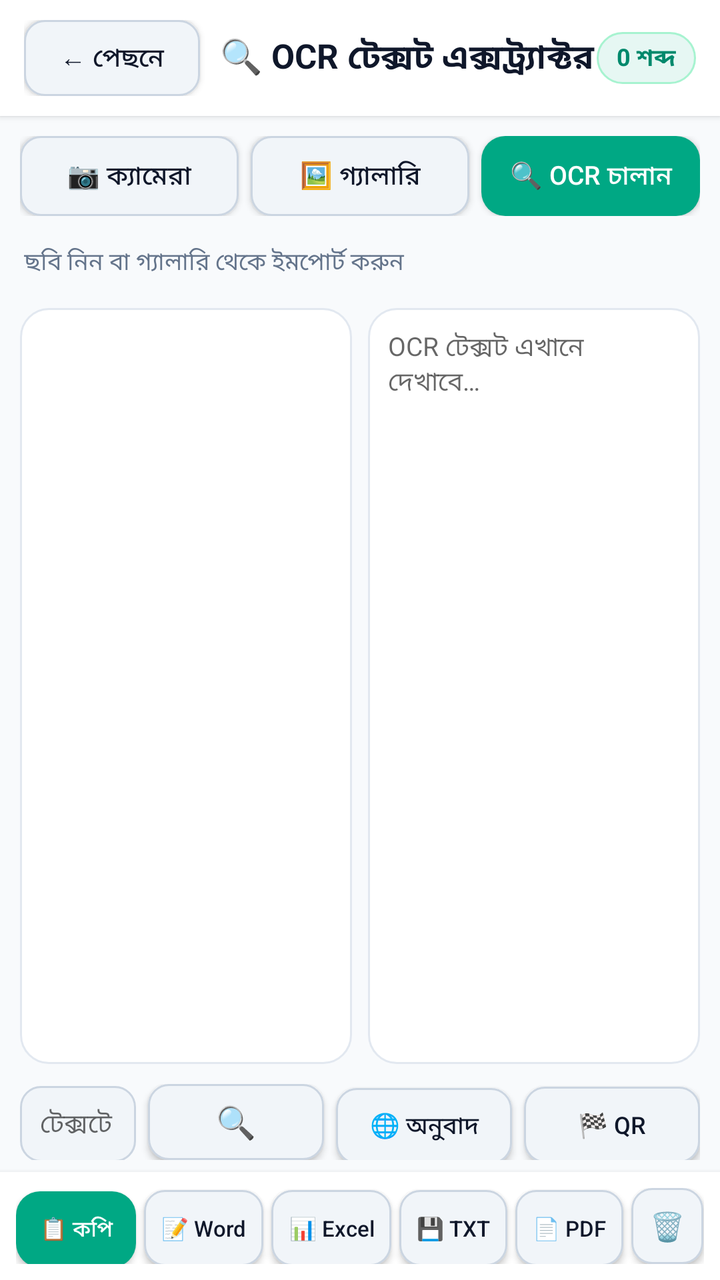
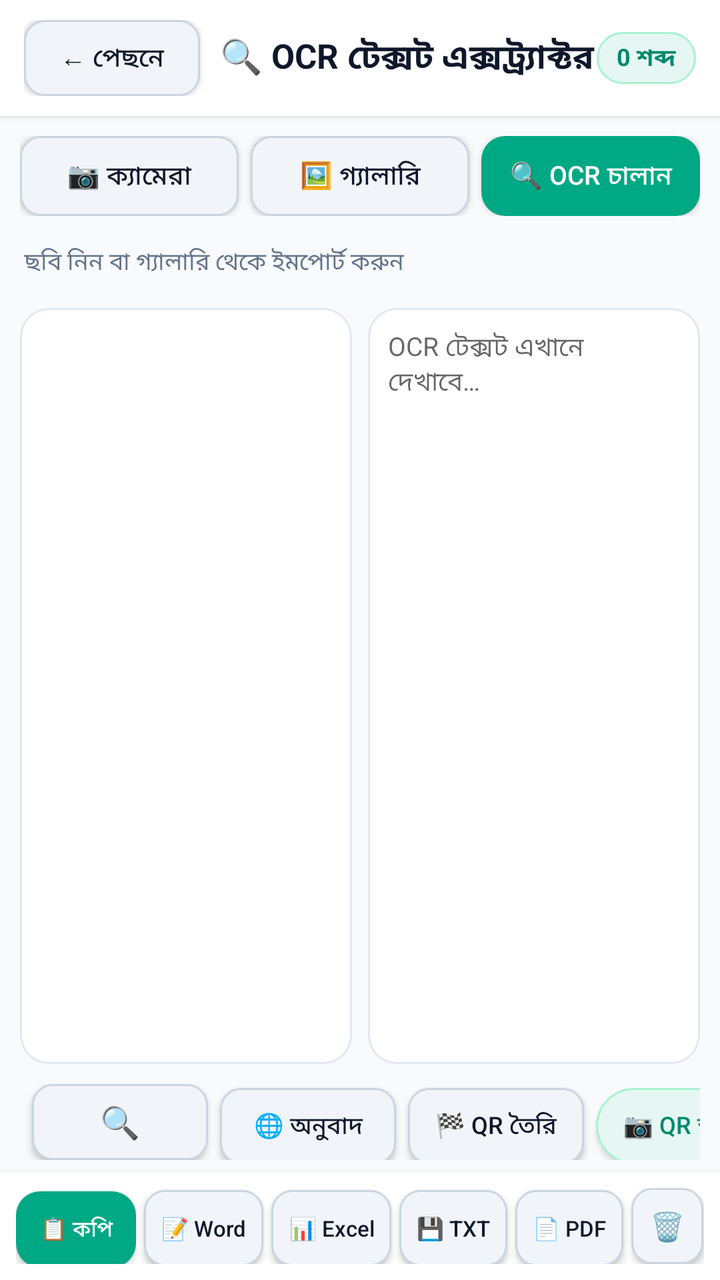

Two renders of the same Android screen: before a commit and after it. Below are the layout's source before the change and the commit's diff.
<!-- AndroidManifest.xml: application theme Theme.CamLabStudio -->
<!-- res/layout/activity_ocr.xml -->
<?xml version="1.0" encoding="utf-8"?>
<LinearLayout xmlns:android="http://schemas.android.com/apk/res/android"
    android:layout_width="match_parent"
    android:layout_height="match_parent"
    android:orientation="vertical"
    android:background="#F8FAFC"
    android:fitsSystemWindows="true">

    
    <LinearLayout
        android:layout_width="match_parent"
        android:layout_height="wrap_content"
        android:background="#FFFFFF"
        android:paddingHorizontal="12dp"
        android:paddingVertical="10dp"
        android:gravity="center_vertical"
        android:elevation="2dp">

        <androidx.appcompat.widget.AppCompatButton
            android:id="@+id/btn_ocr_back"
            android:layout_width="wrap_content"
            android:layout_height="38dp"
            android:paddingHorizontal="12dp"
            android:text="← পেছনে"
            android:textAllCaps="false"
            android:background="@drawable/bg_btn_outline"
            android:textColor="#0F172A"
            android:textSize="13sp" />

        <TextView
            android:layout_width="0dp"
            android:layout_height="wrap_content"
            android:layout_weight="1"
            android:layout_marginStart="10dp"
            android:text="🔍 OCR টেক্সট এক্সট্র্যাক্টর"
            android:textColor="#0F172A"
            android:textSize="17sp"
            android:textStyle="bold" />

        <TextView
            android:id="@+id/tv_ocr_word_count"
            android:layout_width="wrap_content"
            android:layout_height="wrap_content"
            android:background="@drawable/bg_chip"
            android:paddingHorizontal="10dp"
            android:paddingVertical="4dp"
            android:text="0 শব্দ"
            android:textColor="#00896C"
            android:textStyle="bold"
            android:textSize="12sp" />
    </LinearLayout>

    
    <LinearLayout
        android:layout_width="match_parent"
        android:layout_height="wrap_content"
        android:orientation="horizontal"
        android:padding="10dp">

        <androidx.appcompat.widget.AppCompatButton
            android:id="@+id/btn_ocr_camera"
            android:layout_width="0dp"
            android:layout_height="40dp"
            android:layout_weight="1"
            android:layout_marginEnd="6dp"
            android:text="📷 ক্যামেরা"
            android:textAllCaps="false"
            android:textSize="13sp"
            android:textColor="#0F172A"
            android:background="@drawable/bg_btn_outline" />

        <androidx.appcompat.widget.AppCompatButton
            android:id="@+id/btn_ocr_gallery"
            android:layout_width="0dp"
            android:layout_height="40dp"
            android:layout_weight="1"
            android:layout_marginEnd="6dp"
            android:text="🖼️ গ্যালারি"
            android:textAllCaps="false"
            android:textSize="13sp"
            android:textColor="#0F172A"
            android:background="@drawable/bg_btn_outline" />

        <androidx.appcompat.widget.AppCompatButton
            android:id="@+id/btn_ocr_run"
            android:layout_width="0dp"
            android:layout_height="40dp"
            android:layout_weight="1"
            android:text="🔍 OCR চালান"
            android:textAllCaps="false"
            android:textSize="13sp"
            android:textColor="#FFFFFF"
            android:background="@drawable/bg_btn_primary" />
    </LinearLayout>

    
    <ProgressBar
        android:id="@+id/pb_ocr"
        android:layout_width="match_parent"
        android:layout_height="4dp"
        style="?android:attr/progressBarStyleHorizontal"
        android:visibility="gone"
        android:indeterminate="true"
        android:progressTint="#00896C" />

    <TextView
        android:id="@+id/tv_ocr_status"
        android:layout_width="match_parent"
        android:layout_height="wrap_content"
        android:paddingHorizontal="12dp"
        android:paddingVertical="4dp"
        android:text="ছবি নিন বা গ্যালারি থেকে ইমপোর্ট করুন"
        android:textColor="#64748B"
        android:textSize="12sp" />

    
    <LinearLayout
        android:layout_width="match_parent"
        android:layout_height="0dp"
        android:layout_weight="1"
        android:orientation="horizontal"
        android:padding="10dp">

        
        <ImageView
            android:id="@+id/iv_ocr_preview"
            android:layout_width="0dp"
            android:layout_height="match_parent"
            android:layout_weight="1"
            android:layout_marginEnd="8dp"
            android:scaleType="fitCenter"
            android:background="@drawable/bg_card"
            android:padding="4dp"
            android:contentDescription="OCR Source Image" />

        
        <EditText
            android:id="@+id/et_ocr_result"
            android:layout_width="0dp"
            android:layout_height="match_parent"
            android:layout_weight="1"
            android:hint="OCR টেক্সট এখানে দেখাবে…"
            android:gravity="top|start"
            android:textSize="13sp"
            android:textColor="#0F172A"
            android:background="@drawable/bg_card"
            android:padding="10dp"
            android:scrollbarAlwaysDrawVerticalTrack="true"
            android:scrollbars="vertical"
            android:overScrollMode="always"
            android:inputType="textMultiLine"
            android:imeOptions="flagNoEnterAction" />
    </LinearLayout>

    
    <LinearLayout
        android:layout_width="match_parent"
        android:layout_height="wrap_content"
        android:orientation="horizontal"
        android:paddingHorizontal="10dp"
        android:paddingBottom="6dp">

        <EditText
            android:id="@+id/et_ocr_search"
            android:layout_width="0dp"
            android:layout_height="38dp"
            android:layout_weight="1"
            android:layout_marginEnd="6dp"
            android:hint="টেক্সটে খুঁজুন..."
            android:textSize="13sp"
            android:textColor="#0F172A"
            android:background="@drawable/bg_btn_outline"
            android:paddingHorizontal="10dp"
            android:imeOptions="actionSearch"
            android:inputType="text" />

        <androidx.appcompat.widget.AppCompatButton
            android:id="@+id/btn_ocr_highlight"
            android:layout_width="wrap_content"
            android:layout_height="38dp"
            android:paddingHorizontal="10dp"
            android:layout_marginEnd="6dp"
            android:text="🔍"
            android:textAllCaps="false"
            android:textSize="16sp"
            android:textColor="#00896C"
            android:background="@drawable/bg_btn_outline" />

        <androidx.appcompat.widget.AppCompatButton
            android:id="@+id/btn_ocr_translate"
            android:layout_width="wrap_content"
            android:layout_height="38dp"
            android:paddingHorizontal="10dp"
            android:layout_marginEnd="6dp"
            android:text="🌐 অনুবাদ"
            android:textAllCaps="false"
            android:textSize="12sp"
            android:textColor="#0F172A"
            android:background="@drawable/bg_btn_outline" />

        <androidx.appcompat.widget.AppCompatButton
            android:id="@+id/btn_ocr_qr"
            android:layout_width="wrap_content"
            android:layout_height="38dp"
            android:paddingHorizontal="10dp"
            android:text="🏁 QR"
            android:textAllCaps="false"
            android:textSize="12sp"
            android:textColor="#0F172A"
            android:background="@drawable/bg_btn_outline" />
    </LinearLayout>

    
    <LinearLayout
        android:layout_width="match_parent"
        android:layout_height="wrap_content"
        android:orientation="horizontal"
        android:background="#FFFFFF"
        android:paddingHorizontal="8dp"
        android:paddingVertical="8dp"
        android:elevation="4dp">

        <androidx.appcompat.widget.AppCompatButton
            android:id="@+id/btn_ocr_copy"
            android:layout_width="0dp"
            android:layout_height="38dp"
            android:layout_weight="1"
            android:layout_marginEnd="4dp"
            android:text="📋 কপি"
            android:textAllCaps="false"
            android:textSize="11sp"
            android:textColor="#FFFFFF"
            android:background="@drawable/bg_btn_primary" />

        <androidx.appcompat.widget.AppCompatButton
            android:id="@+id/btn_ocr_save_doc"
            android:layout_width="0dp"
            android:layout_height="38dp"
            android:layout_weight="1"
            android:layout_marginEnd="4dp"
            android:text="📝 Word"
            android:textAllCaps="false"
            android:textSize="11sp"
            android:textColor="#0F172A"
            android:background="@drawable/bg_btn_outline" />

        <androidx.appcompat.widget.AppCompatButton
            android:id="@+id/btn_ocr_save_csv"
            android:layout_width="0dp"
            android:layout_height="38dp"
            android:layout_weight="1"
            android:layout_marginEnd="4dp"
            android:text="📊 Excel"
            android:textAllCaps="false"
            android:textSize="11sp"
            android:textColor="#0F172A"
            android:background="@drawable/bg_btn_outline" />

        <androidx.appcompat.widget.AppCompatButton
            android:id="@+id/btn_ocr_save_txt"
            android:layout_width="0dp"
            android:layout_height="38dp"
            android:layout_weight="0.9"
            android:layout_marginEnd="4dp"
            android:text="💾 TXT"
            android:textAllCaps="false"
            android:textSize="11sp"
            android:textColor="#0F172A"
            android:background="@drawable/bg_btn_outline" />

        <androidx.appcompat.widget.AppCompatButton
            android:id="@+id/btn_ocr_save_pdf"
            android:layout_width="0dp"
            android:layout_height="38dp"
            android:layout_weight="0.9"
            android:layout_marginEnd="4dp"
            android:text="📄 PDF"
            android:textAllCaps="false"
            android:textSize="11sp"
            android:textColor="#0F172A"
            android:background="@drawable/bg_btn_outline" />

        <androidx.appcompat.widget.AppCompatButton
            android:id="@+id/btn_ocr_clear"
            android:layout_width="36dp"
            android:layout_height="38dp"
            android:text="🗑️"
            android:textAllCaps="false"
            android:textSize="14sp"
            android:textColor="#EF4444"
            android:background="@drawable/bg_btn_outline" />
    </LinearLayout>
</LinearLayout>
<!-- resources referenced by this layout -->
<resources>
  <!-- drawable bg_btn_outline (drawable) -->
  <?xml version="1.0" encoding="utf-8"?>
  <shape xmlns:android="http://schemas.android.com/apk/res/android" android:shape="rectangle">
      <solid android:color="#F1F5F9" />
      <corners android:radius="10dp" />
      <stroke android:width="1dp" android:color="#CBD5E1" />
  </shape>
  <!-- drawable bg_btn_primary (drawable) -->
  <?xml version="1.0" encoding="utf-8"?>
  <shape xmlns:android="http://schemas.android.com/apk/res/android" android:shape="rectangle">
      <solid android:color="#00A884" />
      <corners android:radius="12dp" />
  </shape>
  <!-- drawable bg_card (drawable) -->
  <?xml version="1.0" encoding="utf-8"?>
  <shape xmlns:android="http://schemas.android.com/apk/res/android" android:shape="rectangle">
      <solid android:color="#FFFFFF" />
      <corners android:radius="14dp" />
      <stroke android:width="1dp" android:color="#E2E8F0" />
  </shape>
  <!-- drawable bg_chip (drawable) -->
  <?xml version="1.0" encoding="utf-8"?>
  <shape xmlns:android="http://schemas.android.com/apk/res/android" android:shape="rectangle">
      <solid android:color="#E6F7F3" />
      <corners android:radius="20dp" />
      <stroke android:width="1dp" android:color="#A7F3D0" />
  </shape>
  <style name="Theme.CamLabStudio" parent="Theme.MaterialComponents.Light.NoActionBar">
          <item name="colorPrimary">#00A884</item>
          <item name="colorPrimaryDark">#00896C</item>
          <item name="colorAccent">#00A884</item>
          <item name="android:statusBarColor">#00896C</item>
          <item name="android:textAllCaps">false</item>
      </style>
</resources>

<!-- the commit's change to res/layout/activity_ocr.xml (unified diff, before → after) -->
@@ -203,11 +203,23 @@
             android:layout_width="wrap_content"
             android:layout_height="38dp"
             android:paddingHorizontal="10dp"
-            android:text="🏁 QR"
+            android:layout_marginEnd="6dp"
+            android:text="🏁 QR তৈরি"
             android:textAllCaps="false"
             android:textSize="12sp"
             android:textColor="#0F172A"
             android:background="@drawable/bg_btn_outline" />
+
+        <androidx.appcompat.widget.AppCompatButton
+            android:id="@+id/btn_ocr_scan_qr"
+            android:layout_width="wrap_content"
+            android:layout_height="38dp"
+            android:paddingHorizontal="10dp"
+            android:text="📷 QR স্ক্যান"
+            android:textAllCaps="false"
+            android:textSize="12sp"
+            android:textColor="#00896C"
+            android:background="@drawable/bg_chip" />
     </LinearLayout>
 
     
